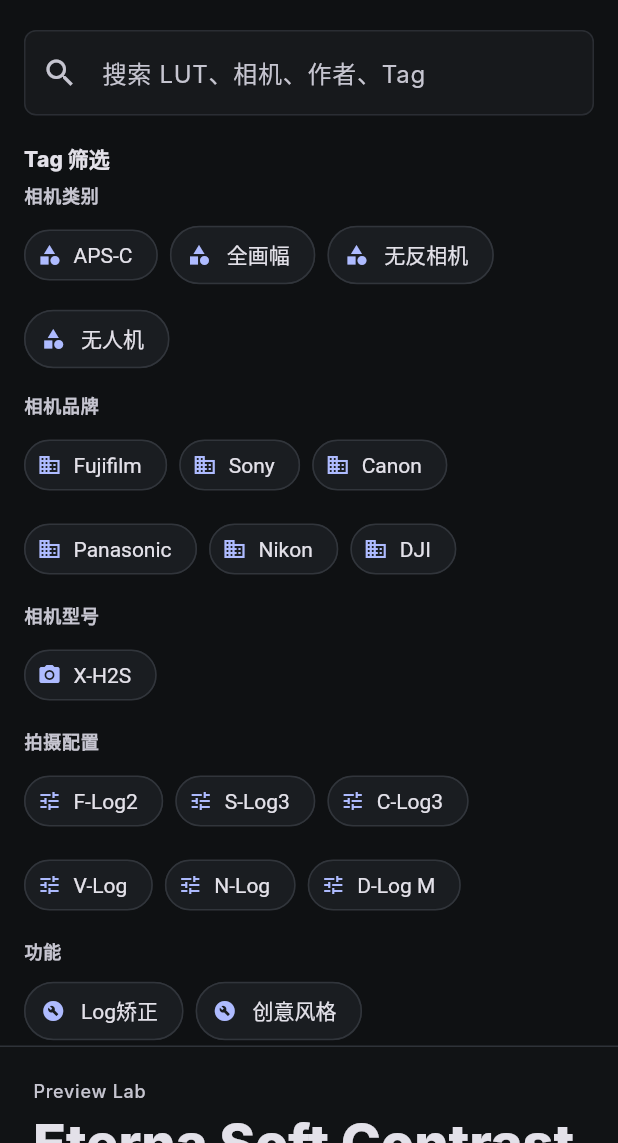
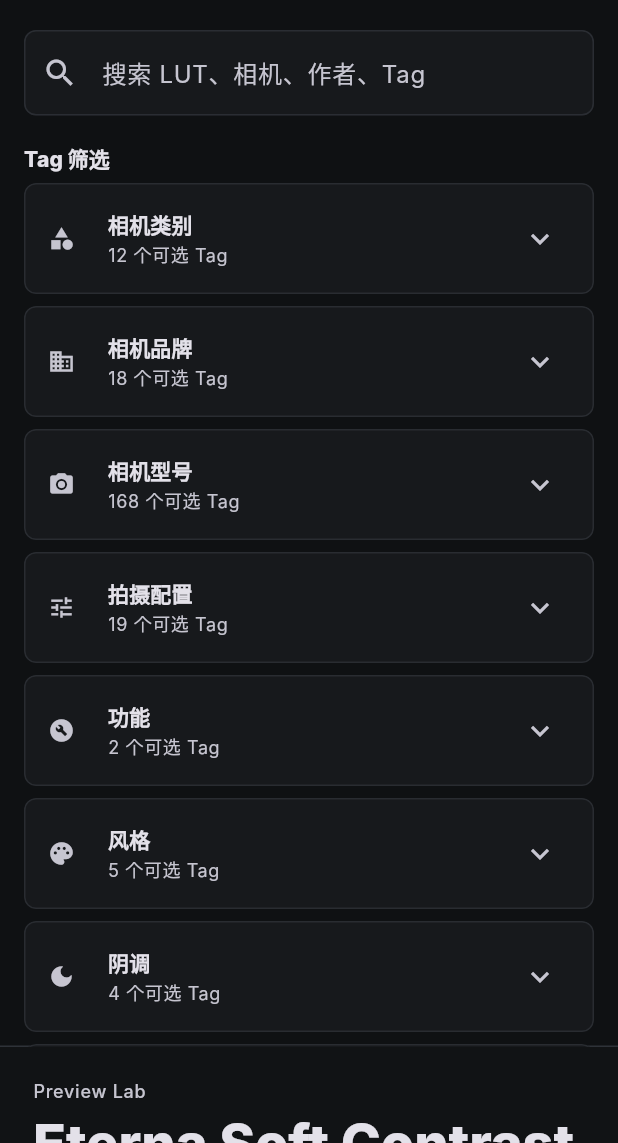
Before and after one commit to AzurMe/LUT-Manager, a Flutter app: the screen it shows after launch, on a phone screen of 412 x 824 dp, the part 93-1236 px from its top. Run offline on Flutter 3.47's test engine with Material 3 defaults, Android fonts, the phone set to English and light mode, and no system bars; missing offline and left inert: file_selector; Roboto replaces fonts that are missing (Inter).

Commit message:
Update Function

```diff
--- a/lib/models/lut_record.dart
+++ b/lib/models/lut_record.dart
@@ -110,7 +110,16 @@
 
   bool matchesTags(Set<String> selectedTagKeys) {
     if (selectedTagKeys.isEmpty) return true;
-    final ownKeys = tags.map((tag) => tag.key).toSet();
+    final ownKeys = {
+      for (final tag in tags) tag.key,
+      for (final camera in cameraCompatibility) ...[
+        LutTag(type: LutTagType.cameraBrand, value: camera.brand).key,
+        LutTag(type: LutTagType.cameraCategory, value: camera.category).key,
+        LutTag(type: LutTagType.captureProfile, value: camera.profile).key,
+        for (final model in camera.models)
+          LutTag(type: LutTagType.cameraModel, value: model).key,
+      ],
+    };
     return selectedTagKeys.every(ownKeys.contains);
   }
 
--- a/lib/ui/lut_manager_home.dart
+++ b/lib/ui/lut_manager_home.dart
@@ -8,6 +8,7 @@
 import 'package:flutter/material.dart';
 import 'package:flutter/services.dart';
 
+import '../data/camera_tag_catalog.dart';
 import '../data/sample_luts.dart';
 import '../models/look_adjustment.dart';
 import '../models/lut_record.dart';
@@ -158,6 +159,9 @@
     final grouped = LinkedHashMap<LutTagType, LinkedHashMap<String, LutTag>>();
     for (final type in LutTagType.values) {
       grouped[type] = LinkedHashMap<String, LutTag>();
+    }
+    for (final tag in cameraTagCatalog) {
+      grouped[tag.type]?[tag.key] = tag;
     }
     for (final record in _records) {
       for (final tag in record.tags) {
@@ -1468,20 +1472,36 @@
   @override
   Widget build(BuildContext context) {
     final theme = Theme.of(context);
+    final selectedCount = tags
+        .where((tag) => selectedTagKeys.contains(tag.key))
+        .length;
     return Padding(
-      padding: const EdgeInsets.only(bottom: 12),
-      child: Column(
-        crossAxisAlignment: CrossAxisAlignment.start,
-        children: [
-          Text(
+      padding: const EdgeInsets.only(bottom: 8),
+      child: Card(
+        clipBehavior: Clip.antiAlias,
+        child: ExpansionTile(
+          key: PageStorageKey('tag-group-${type.name}-$selectedCount'),
+          initiallyExpanded: selectedCount > 0,
+          leading: Icon(_tagIcon(type), size: 18),
+          title: Text(
             type.label,
-            style: theme.textTheme.labelMedium?.copyWith(
+            style: theme.textTheme.labelLarge?.copyWith(
+              fontWeight: FontWeight.w800,
+            ),
+          ),
+          subtitle: Text(
+            selectedCount == 0
+                ? '${tags.length} 个可选 Tag'
+                : '已选 $selectedCount / ${tags.length}',
+            style: theme.textTheme.bodySmall?.copyWith(
               color: theme.colorScheme.onSurfaceVariant,
-              fontWeight: FontWeight.w700,
-            ),
-          ),
-          const SizedBox(height: 8),
-          Wrap(
+            ),
+          ),
+          childrenPadding: const EdgeInsets.fromLTRB(12, 0, 12, 12),
+          children: [
+            Align(
+              alignment: Alignment.centerLeft,
+              child: Wrap(
                 spacing: 8,
                 runSpacing: 8,
                 children: [
@@ -1494,7 +1514,9 @@
                     ),
                 ],
               ),
-        ],
+            ),
+          ],
+        ),
       ),
     );
   }
@@ -2485,6 +2507,9 @@
   Widget build(BuildContext context) {
     return Padding(
       padding: const EdgeInsets.only(bottom: 10),
+      child: GestureDetector(
+        behavior: HitTestBehavior.opaque,
+        onDoubleTap: () => onChanged(0),
         child: Card(
           child: Padding(
             padding: const EdgeInsets.fromLTRB(12, 8, 12, 8),
@@ -2514,6 +2539,7 @@
                   ),
                 ),
               ],
+            ),
           ),
         ),
       ),
```
Also changed, not shown: lib/data/camera_tag_catalog.dart (added, +238 -0 lines), 6 other files. Lines whose indentation alone changed are shown as unchanged.
